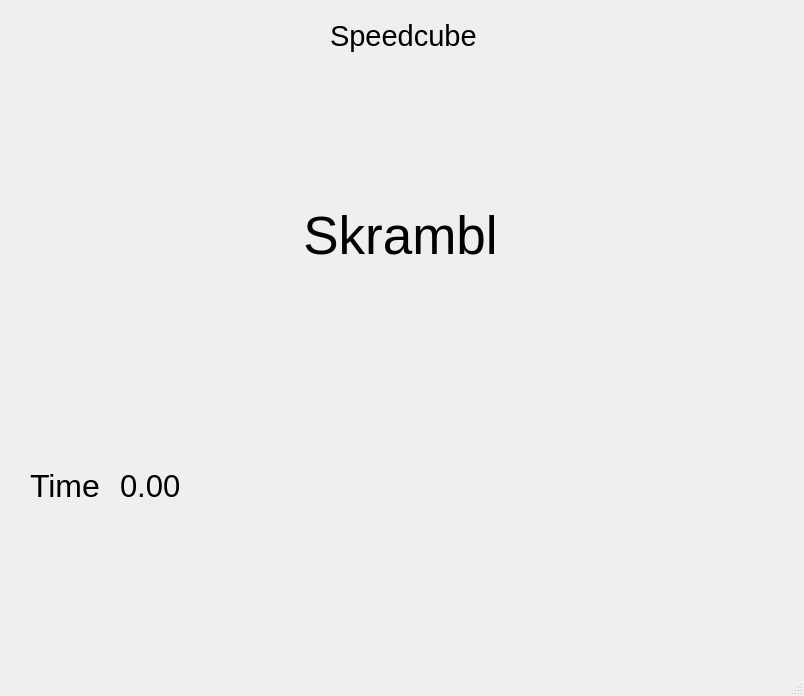
Before: the Qt Designer form skrb.ui in kinokam/myprojectgl, drawn with Qt 5.
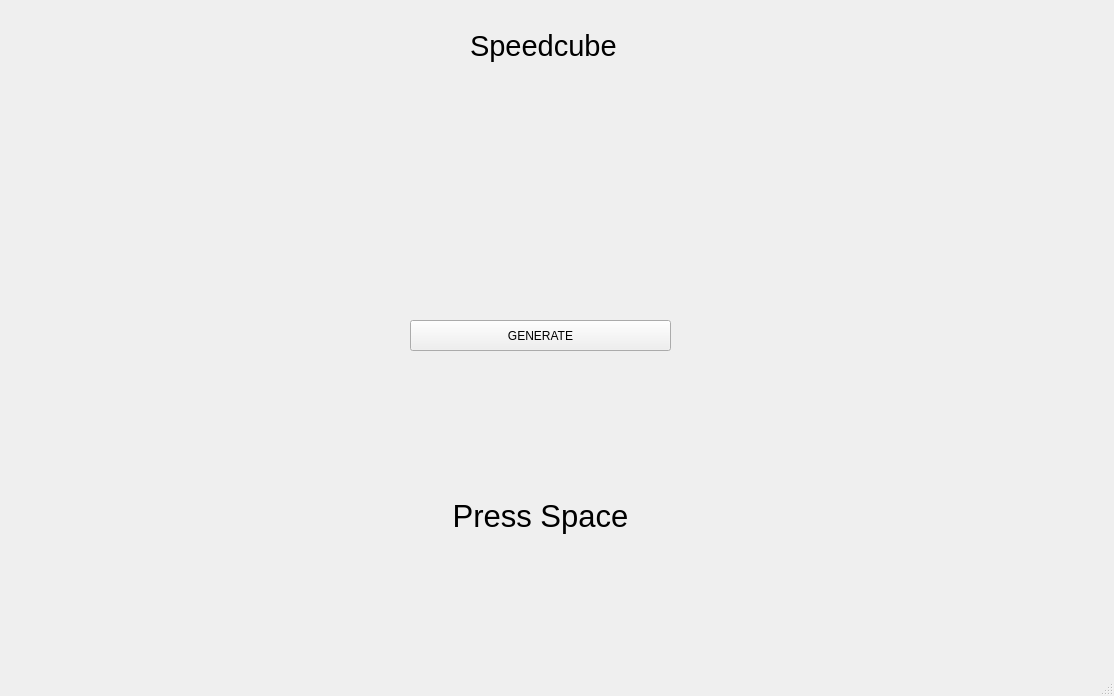
After: the same form once the commit is applied.

Commit message:
Проект Скрамбл
Секундомер, багнутый генератор кода

The edit to the form file:
```diff
--- a/skrb.ui
+++ b/skrb.ui
@@ -9,7 +9,7 @@
    <rect>
     <x>0</x>
     <y>0</y>
-    <width>804</width>
+    <width>1114</width>
     <height>696</height>
    </rect>
   </property>
@@ -20,9 +20,9 @@
    <widget class="QLabel" name="name">
     <property name="geometry">
      <rect>
-      <x>330</x>
-      <y>0</y>
-      <width>151</width>
+      <x>470</x>
+      <y>10</y>
+      <width>601</width>
       <height>71</height>
      </rect>
     </property>
@@ -39,11 +39,14 @@
     </property>
    </widget>
    <widget class="QLabel" name="skrambl">
+    <property name="enabled">
+     <bool>false</bool>
+    </property>
     <property name="geometry">
      <rect>
       <x>10</x>
       <y>160</y>
-      <width>781</width>
+      <width>1091</width>
       <height>151</height>
      </rect>
     </property>
@@ -53,37 +56,19 @@
      </font>
     </property>
     <property name="text">
-     <string>Skrambl</string>
+     <string/>
     </property>
     <property name="alignment">
      <set>Qt::AlignCenter</set>
     </property>
    </widget>
-   <widget class="QLabel" name="label_3">
-    <property name="geometry">
-     <rect>
-      <x>30</x>
-      <y>470</y>
-      <width>71</width>
-      <height>31</height>
-     </rect>
-    </property>
-    <property name="font">
-     <font>
-      <pointsize>24</pointsize>
-     </font>
-    </property>
-    <property name="text">
-     <string>Time</string>
-    </property>
-   </widget>
    <widget class="QLabel" name="timer">
     <property name="geometry">
      <rect>
-      <x>120</x>
-      <y>450</y>
-      <width>141</width>
-      <height>71</height>
+      <x>140</x>
+      <y>400</y>
+      <width>801</width>
+      <height>231</height>
      </rect>
     </property>
     <property name="font">
@@ -92,7 +77,26 @@
      </font>
     </property>
     <property name="text">
-     <string>0.00</string>
+     <string>Press Space</string>
+    </property>
+    <property name="scaledContents">
+     <bool>false</bool>
+    </property>
+    <property name="alignment">
+     <set>Qt::AlignCenter</set>
+    </property>
+   </widget>
+   <widget class="QPushButton" name="btn">
+    <property name="geometry">
+     <rect>
+      <x>410</x>
+      <y>320</y>
+      <width>261</width>
+      <height>31</height>
+     </rect>
+    </property>
+    <property name="text">
+     <string>GENERATE</string>
     </property>
    </widget>
   </widget>
```
Left out of the diff: 2 changed lines with no effect on the pictures. The commit also changes 1 other file.
